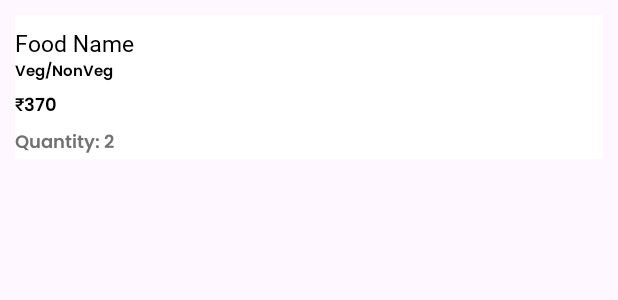
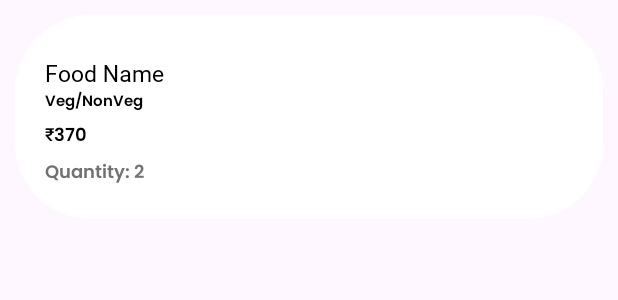
Before and after one commit to Pronobesh-Coder/Cravify, an Android app: the layout order_history_item.xml on its own in the app's theme, with its tools: preview values and no code run, on a phone screen of 412 x 824 dp. Shown: the top 300 px of the screen. Run offline under Robolectric (Android 15) with nearby library versions, the phone set to English and light mode, and no system bars.

Commit message:
FINAL COMMIT (APP FIN.) 9/8/24 2:50pm

```diff
--- a/app/src/main/res/layout/order_history_item.xml
+++ b/app/src/main/res/layout/order_history_item.xml
@@ -3,8 +3,9 @@
     android:layout_width="match_parent"
     android:layout_height="wrap_content"
     android:orientation="horizontal"
+    android:padding="20dp"
     android:layout_margin="10dp"
-    android:background="#FFFFFF"
+    android:background="@drawable/bottom_nav_bg"
     android:gravity="center_vertical">
 
     <!-- Left side: icon and text details -->
```
